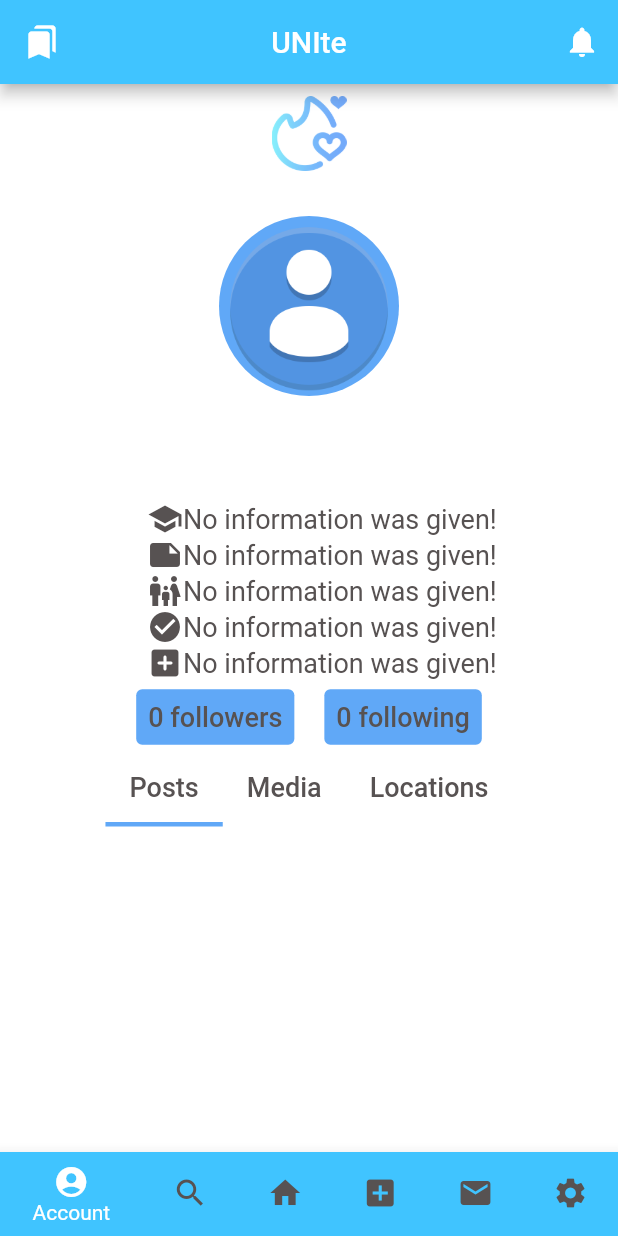
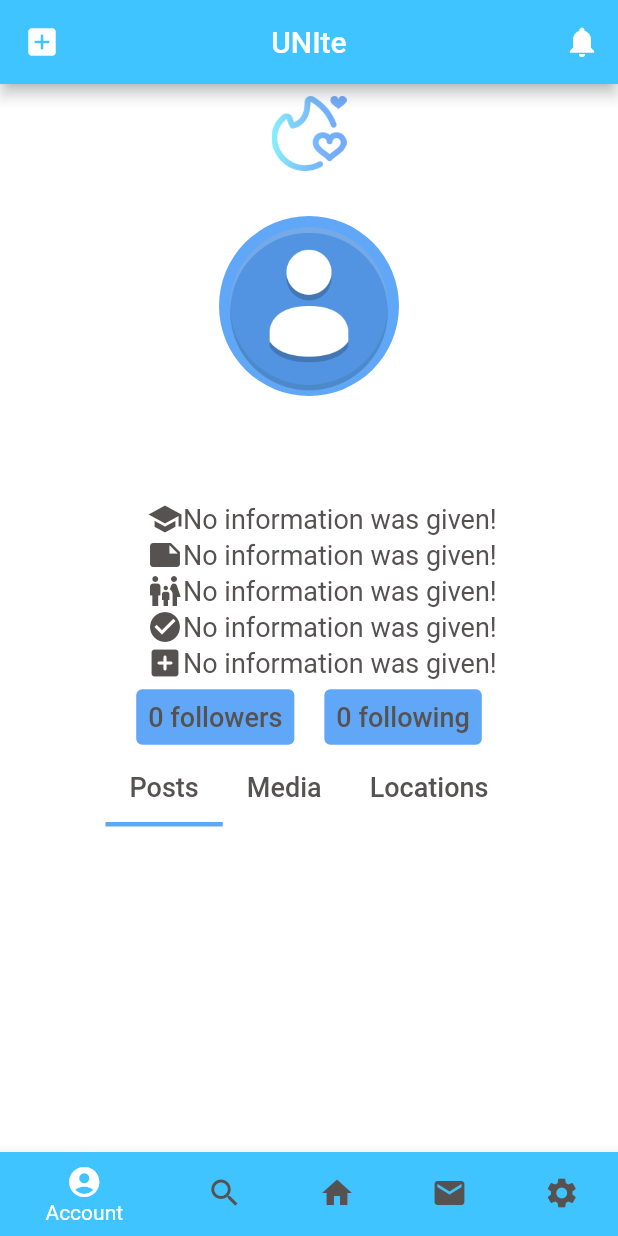
Before and after one commit to yavuzyal/unite, a Flutter app: the LoggedIn screen opened directly, on a phone screen of 412 x 824 dp. Run offline on Flutter 3.47's test engine with Material 2 defaults, Android fonts, the phone set to English and light mode, and no system bars; our stand-ins replace after_layout, animated_text_kit, carousel_slider, cloud_firestore, email_validator, firebase_analytics and 13 more; missing offline and left inert: dart:html, flutter_login_facebook, mailer; accounts and stored records are empty; Roboto replaces fonts that are missing (Signika).

```diff
--- a/lib/LoggedIn.dart
+++ b/lib/LoggedIn.dart
@@ -50,13 +50,12 @@ class _LoggedIn extends State<LoggedIn> {
     Profile(),
     Search(),
     feedPage(),
-    PostScreen(),
     ChatMain(),
     Settings(),
   ];
 
   static List<String> page_names = [
-    "Account", "Search", "Feed", "Add_post", "Messages", "Settings"
+    "Account", "Search", "Feed", "Messages", "Settings"
   ];
   void _onItemTapped(int index) {
     setState(() {
@@ -70,10 +69,10 @@ class _LoggedIn extends State<LoggedIn> {
     return Scaffold(
       appBar: AppBar(
         leading: IconButton(
-          icon: Icon(Icons.bookmarks),
+          icon: Icon(Icons.add_box),
           color: globals.light ? AppColors.postTextColor : darkAppColors.appTextColor,
           onPressed: (){
-            Navigator.push(context, MaterialPageRoute(builder: (context) => bookmarkPage()),);
+            Navigator.push(context, MaterialPageRoute(builder: (context) => PostScreen()),);
           },
         ),
         actions: <Widget>[
@@ -125,16 +124,6 @@ class _LoggedIn extends State<LoggedIn> {
             backgroundColor: globals.light ? Colors.redAccent: Colors.red[900],
           ),
           BottomNavigationBarItem(
-            icon: Icon(Icons.add_box,
-              color: globals.light ? AppColors.appTextColor : darkAppColors.postTextColor,
-            ),
-            activeIcon: Icon(Icons.add_box,
-              color: globals.light ? AppColors.postTextColor : Colors.white,
-            ),
-            label: 'Add Post',
-            backgroundColor: globals.light ? Colors.purple : Colors.purple[700],
-          ),
-          BottomNavigationBarItem(
             icon: Icon(Icons.email,
               color: globals.light ? AppColors.appTextColor : darkAppColors.postTextColor,
             ),
```
Also changed, not shown: lib/utils/post_tile.dart (+12 -12 lines).
